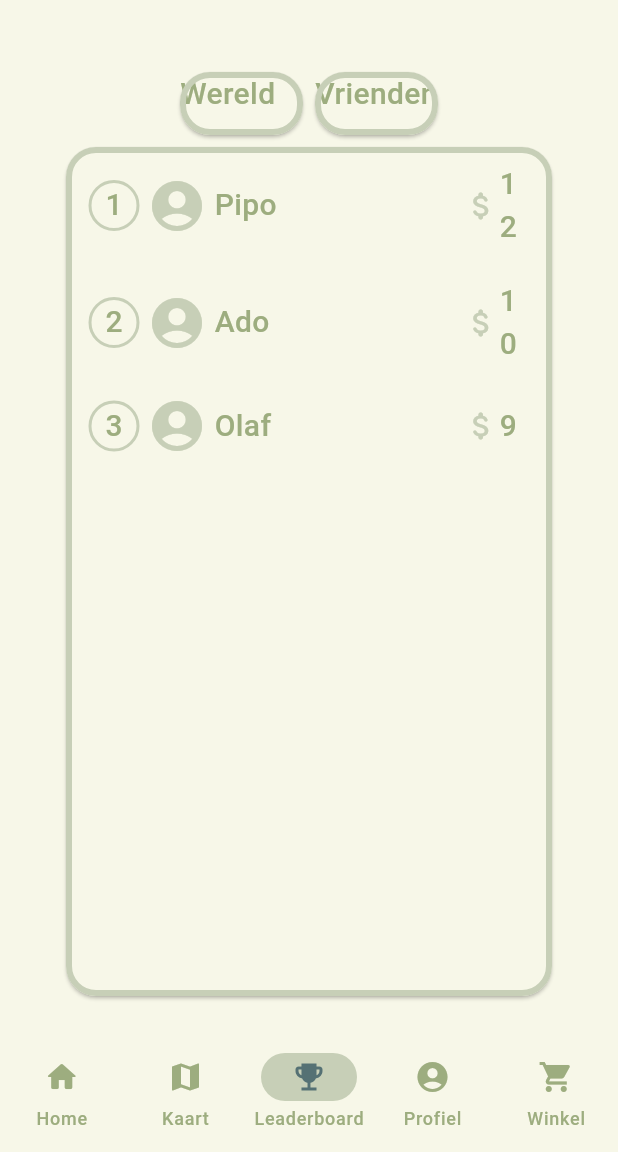
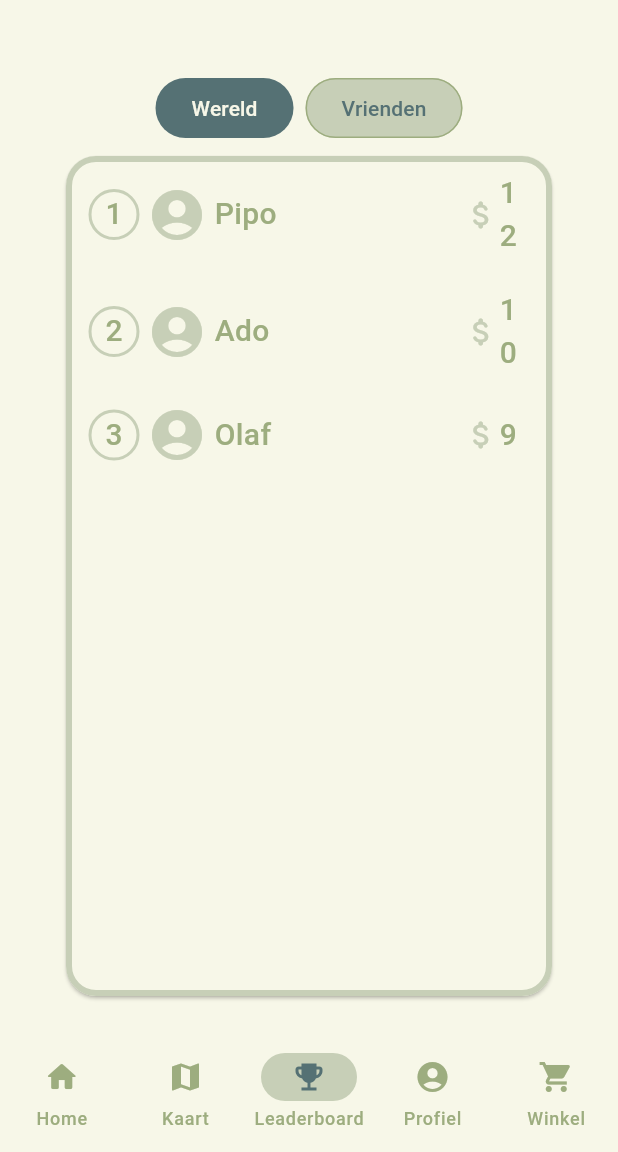
Before and after one commit to joukecooper/IPMEDT4, a Flutter app: the screen it shows once a user with an empty profile is signed in, item 3 of the bottom bar chosen, on a phone screen of 412 x 824 dp, the part 84-1236 px from its top. Run offline on Flutter 3.47's test engine with Material 3 defaults, Android fonts, the phone set to English and light mode, and no system bars; our stand-ins replace firebase_auth, firebase_core, fl_chart, google_fonts; accounts and stored records are empty; Roboto replaces fonts that are missing (Dosis).

Commit message:
Buttons are now possible

```diff
--- a/lib/pages/leaderboard.dart
+++ b/lib/pages/leaderboard.dart
@@ -41,6 +41,8 @@ class Leaderboard extends StatelessWidget {
 
   @override
   Widget build(BuildContext context) {
+    final VoidCallback? onPressed = () {}; //TODO: weghalen als knoppen ergens naar verwijzen
+
     return Scaffold(
       appBar: const Header(),
       bottomNavigationBar: const Footer(),
@@ -48,18 +50,22 @@ class Leaderboard extends StatelessWidget {
         padding: const EdgeInsets.symmetric(horizontal: 40, vertical: 20),
         child: Column(
           children: [
-            const Row(
+            Row(
               mainAxisAlignment: MainAxisAlignment.center,
               children: [
-                SizedBox(
-                    height: 50,
-                    width: 90,
-                    child: Card( child: Text("Wereld") )
+                Padding(
+                  padding: const EdgeInsets.all(4.0),
+                  child: FilledButton(
+                    onPressed: onPressed,
+                    child: const Text("Wereld")
+                  ),
                 ),
-                SizedBox(
-                    height: 50,
-                    width: 90,
-                    child: Card( child: Text("Vrienden") )
+                Padding(
+                  padding: const EdgeInsets.all(4.0),
+                  child: OutlinedButton(
+                      onPressed: onPressed,
+                      child: const Text("Vrienden")
+                  ),
                 ),
               ]
             ),
```
Also changed, not shown: lib/pages/home_page.dart (+5 -4 lines).
